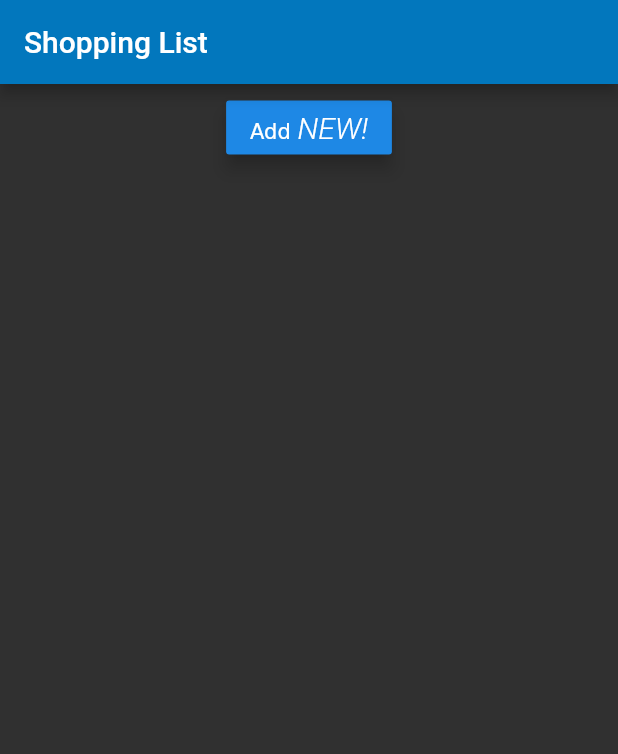
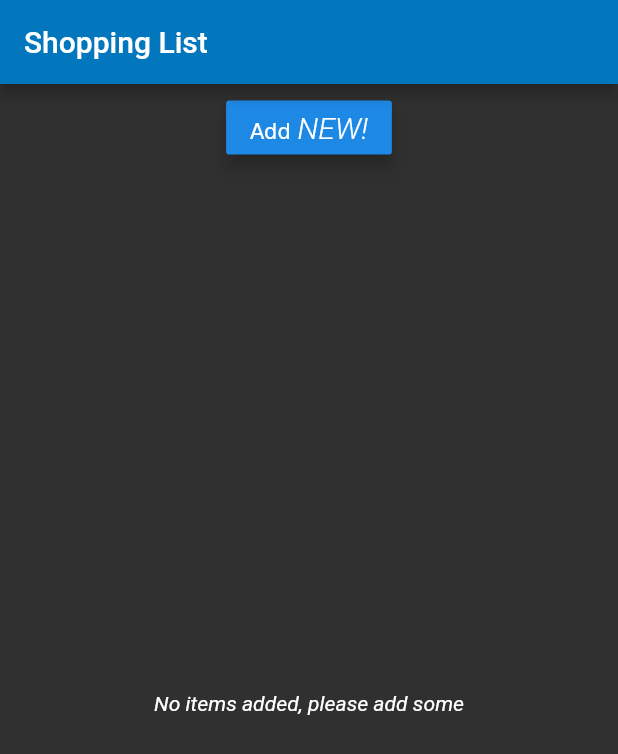
Before and after one commit to MiKr13/Flutter-Basics, a Flutter app: the screen it shows after launch, on a phone screen of 412 x 824 dp. Shown: the top 754 px of the screen. Run offline on Flutter 3.47's test engine with Material 2 defaults, Android fonts, the phone set to English and light mode, and no system bars; Roboto replaces fonts that are missing (Hind, Montserrat).

Commit message:
Ternary if:else introduced

```diff
--- a/lib/product_manager.dart
+++ b/lib/product_manager.dart
@@ -6,7 +6,7 @@ class ProductManager extends StatefulWidget {
   final String startingProduct; // NOTE watch `26. Understanding const & final`
 
   // ProductManager(this.startingProduct); // constructor
-  ProductManager({this.startingProduct}); // different way of passing data with names key anc value
+  ProductManager({this.startingProduct}); // different way of passing data with names key and value
 
   @override
   State<StatefulWidget> createState() {
@@ -20,8 +20,10 @@ class _ProductManagerState extends State<ProductManager> {
 
   @override
   void initState() {
+    if (widget.startingProduct != null) {
     // we can have used setstate too but there's no need to re-render a data coming from other file on file execution
     _products.add(widget.startingProduct); // we get the data without using constructor
+    }
     super.initState();
   }
 
--- a/lib/products.dart
+++ b/lib/products.dart
@@ -37,9 +37,9 @@ class Products extends StatelessWidget {
 
   @override
   Widget build(BuildContext context) {
-    return ListView.builder(
+    return products.length > 0 ? ListView.builder(
       itemBuilder: _buildProductItem,
       itemCount: products.length,
-    );
+    ): Center(child: Text ('No items added, please add some'),);
   }
 }
```
